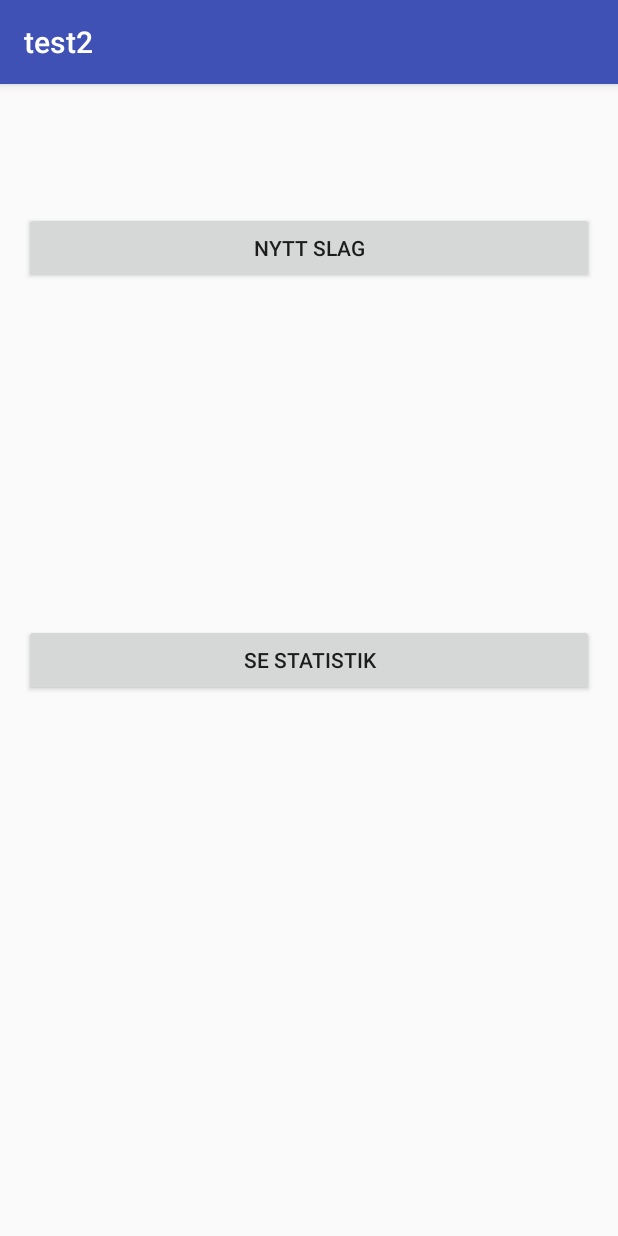
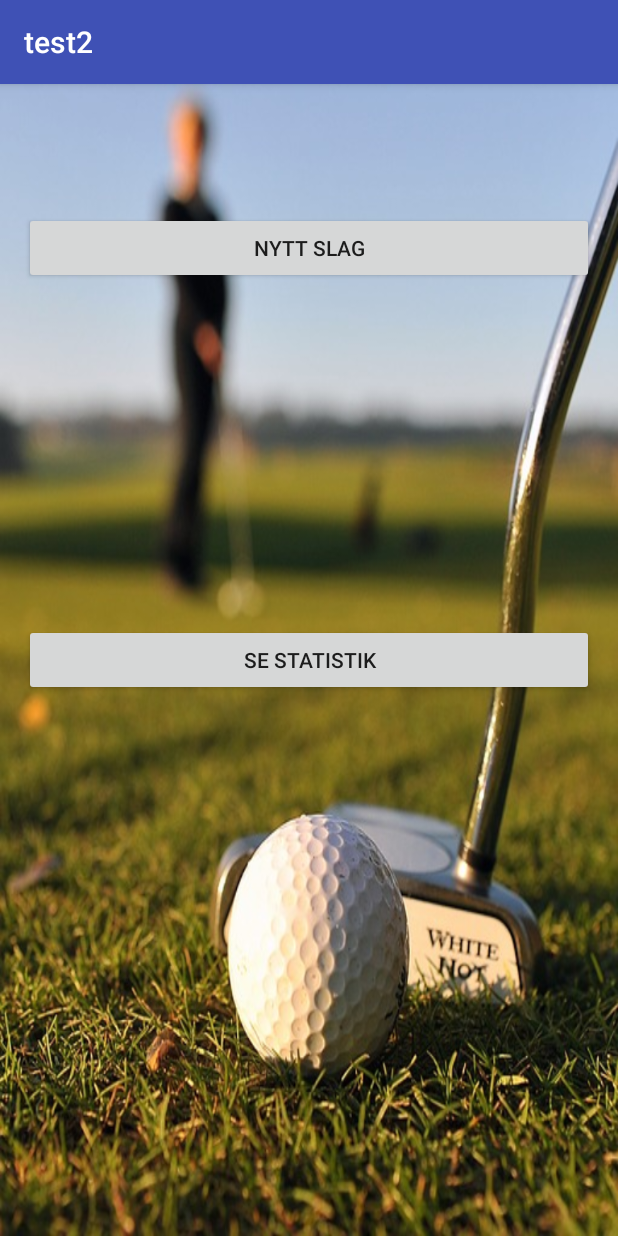
Before and after one commit to Jesjah131/GolfHit, an Android app: the screen it shows after launch (MainActivity), on a phone screen of 412 x 824 dp. Run offline under Robolectric (Android 15) with nearby library versions, the phone set to English and light mode, and no system bars.

Commit message:
Bakgrundsbild till 'main'

```diff
--- a/app/src/main/res/layout/activity_main.xml
+++ b/app/src/main/res/layout/activity_main.xml
@@ -7,7 +7,8 @@
     android:paddingLeft="@dimen/activity_horizontal_margin"
     android:paddingRight="@dimen/activity_horizontal_margin"
     android:paddingTop="@dimen/activity_vertical_margin"
-    tools:context="com.example.jegge.test2.MainActivity">
+    tools:context="com.example.jegge.test2.MainActivity"
+    android:background="@drawable/mainbackground">
 
     <Button
         android:layout_width="wrap_content"
```
Also changed, not shown: app/src/main/res/drawable/mainbackground.jpg (added).
